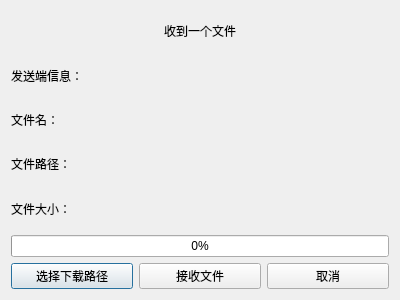
Old version of the form receivefile.ui in the repository WuShFeng/LanChatRoom.
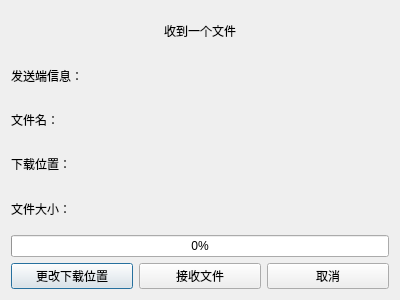
New version of the form.

Commit message: 修复：私发文件可能无法建立连接

Diff of the .ui file:
```diff
--- a/receivefile.ui
+++ b/receivefile.ui
@@ -24,7 +24,7 @@
    <item row="6" column="0">
     <widget class="QPushButton" name="selectFilePathButton">
      <property name="text">
-      <string>选择下载路径</string>
+      <string>更改下载位置</string>
      </property>
     </widget>
    </item>
@@ -45,7 +45,7 @@
    <item row="3" column="0" colspan="3">
     <widget class="QLabel" name="filePathLabel">
      <property name="text">
-      <string>文件路径：</string>
+      <string>下载位置：</string>
      </property>
      <property name="scaledContents">
       <bool>false</bool>
```
The commit also changes 4 other files.
